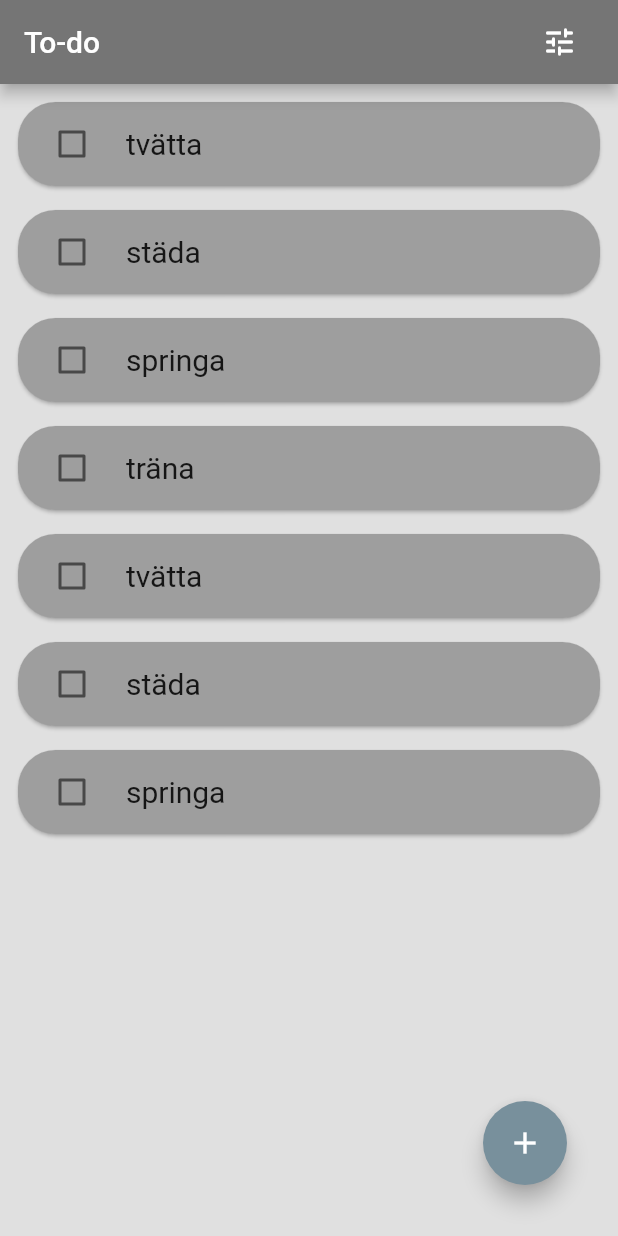
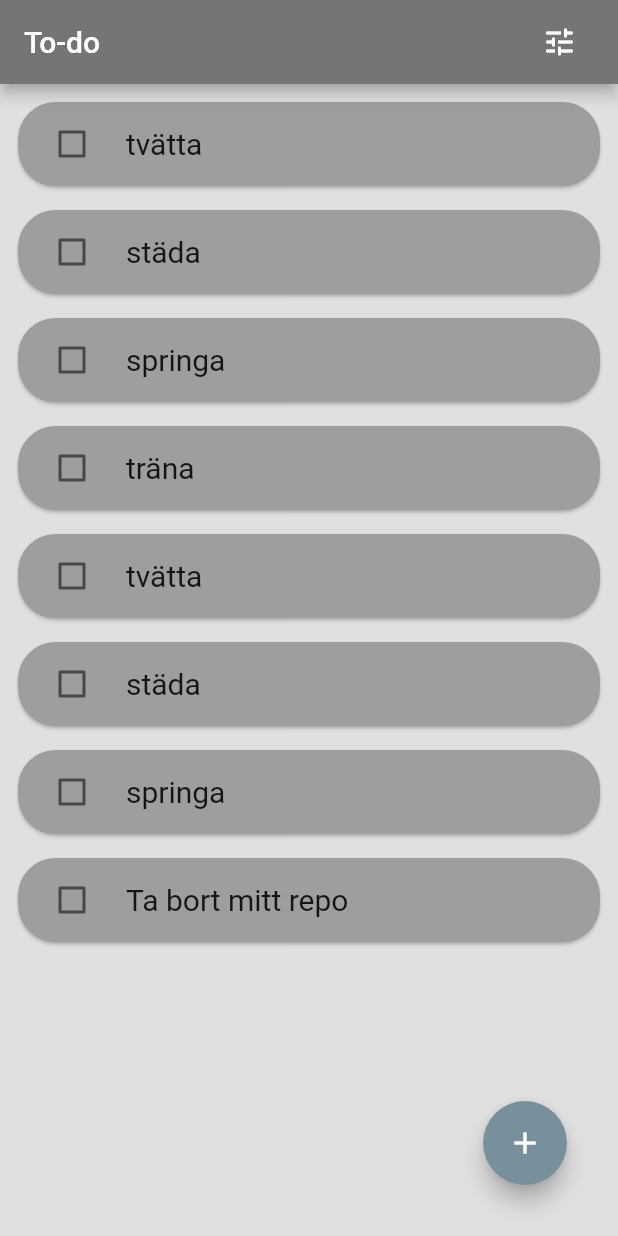
Before and after one commit to hahajens/todo-app-flutter, a Flutter app: the screen it shows after launch, on a phone screen of 412 x 824 dp. Run offline on Flutter 3.47's test engine with Material 2 defaults, Android fonts, the phone set to English and light mode, and no system bars.

Commit message:
UI vecka 1

```diff
--- a/lib/main.dart
+++ b/lib/main.dart
@@ -38,6 +38,7 @@ class MainView extends StatelessWidget {
           _checkboxListTodo("tvätta"),
           _checkboxListTodo("städa"),
           _checkboxListTodo("springa"),
+          _checkboxListTodo("Ta bort mitt repo"),
         ],
       ),
       floatingActionButton: Padding(
```
